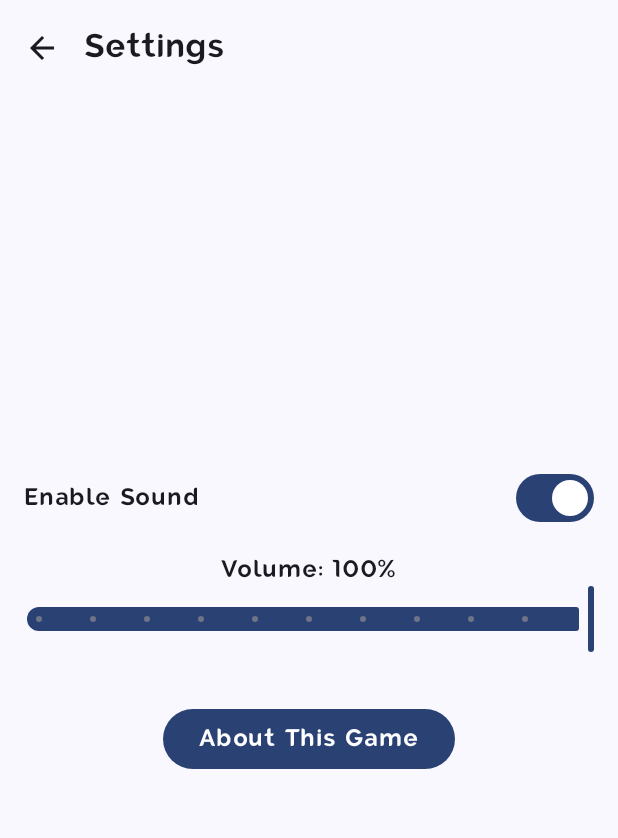
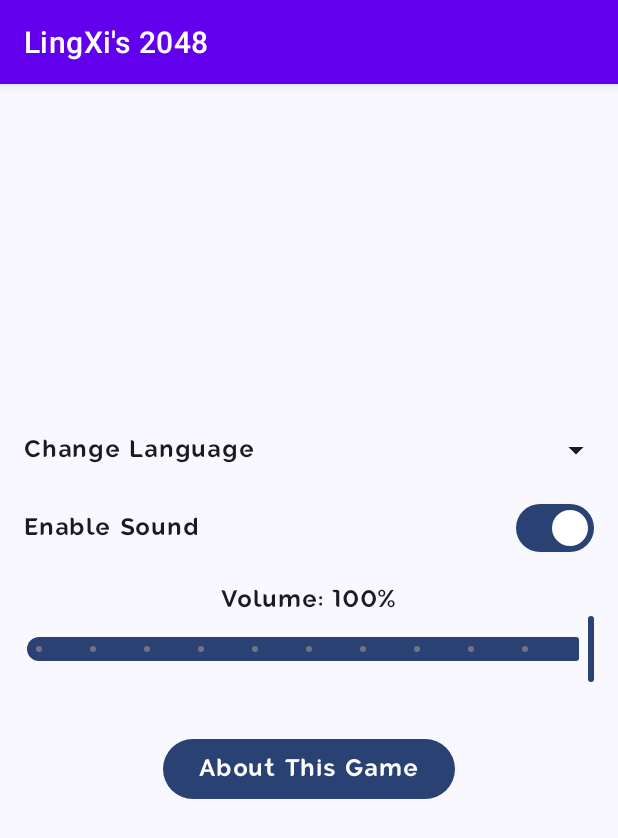
Before and after one commit to LingXi9374/LingXi-s-2048-game, an Android app built with Jetpack Compose: the SettingsScreen screen opened through its navigation route, on a phone screen of 412 x 824 dp. Shown: the top 838 px of the screen. Run offline under Robolectric (Android 15) with nearby library versions, the phone set to English and light mode, and no system bars; pictures from the network do not load.

Commit message:
add feature: multi-language support

```diff
--- a/app/src/main/java/org/lingxi9374/game2048/GameScreen.kt
+++ b/app/src/main/java/org/lingxi9374/game2048/GameScreen.kt
@@ -52,6 +52,7 @@ import androidx.compose.ui.graphics.Color
 import androidx.compose.ui.input.pointer.pointerInput
 import androidx.compose.ui.platform.LocalContext
 import androidx.compose.ui.platform.LocalLifecycleOwner
+import androidx.compose.ui.res.stringResource
 import androidx.compose.ui.text.font.FontWeight
 import androidx.compose.ui.unit.Dp
 import androidx.compose.ui.unit.dp
@@ -192,7 +193,7 @@ fun GameScreen(navController: NavController) {
                 }
 
                 Text(
-                    text = "Score: $score",
+                    text = "${stringResource(R.string.game_screen_score_label)}$score",
                     fontSize = 24.sp,
                     fontFamily = appFontFamily,
                     modifier = Modifier.align(Alignment.BottomStart)
--- a/app/src/main/java/org/lingxi9374/game2048/MainActivity.kt
+++ b/app/src/main/java/org/lingxi9374/game2048/MainActivity.kt
@@ -2,9 +2,9 @@
 package org.lingxi9374.game2048
 
 import android.os.Bundle
-import androidx.activity.ComponentActivity
 import androidx.activity.compose.setContent
 import androidx.activity.enableEdgeToEdge
+import androidx.appcompat.app.AppCompatActivity
 import androidx.compose.foundation.layout.fillMaxSize
 import androidx.compose.material3.MaterialTheme
 import androidx.compose.material3.Surface
@@ -20,7 +20,7 @@ import org.lingxi9374.game2048.ui.HistoryScreen
 import org.lingxi9374.game2048.ui.SettingsScreen
 import org.lingxi9374.game2048.ui.theme.LingXis2048Theme
 
-class MainActivity : ComponentActivity() {
+class MainActivity : AppCompatActivity() {
     override fun onCreate(savedInstanceState: Bundle?) {
         enableEdgeToEdge()
         super.onCreate(savedInstanceState)
@@ -33,7 +33,8 @@ class MainActivity : ComponentActivity() {
         setContent {
             LingXis2048Theme {
                 Surface(
-                    modifier = Modifier.fillMaxSize(),
+                    modifier = Modifier
+                                .fillMaxSize(),
                     color = MaterialTheme.colorScheme.background
                 ) {
                     val navController = rememberNavController()
--- a/app/src/main/java/org/lingxi9374/game2048/ui/SettingsScreen.kt
+++ b/app/src/main/java/org/lingxi9374/game2048/ui/SettingsScreen.kt
@@ -1,5 +1,11 @@
 package org.lingxi9374.game2048.ui
 
+import android.app.Activity
+import android.content.Context
+import android.content.ContextWrapper
+import androidx.appcompat.app.AppCompatDelegate
+import androidx.compose.foundation.background
+import androidx.compose.foundation.clickable
 import androidx.compose.foundation.layout.Arrangement
 import androidx.compose.foundation.layout.Column
 import androidx.compose.foundation.layout.Row
@@ -16,6 +22,7 @@ import androidx.compose.foundation.layout.safeDrawingPadding
 import androidx.compose.foundation.layout.windowInsetsPadding
 import androidx.compose.material.icons.Icons
 import androidx.compose.material.icons.automirrored.filled.ArrowBack
+import androidx.compose.material.icons.filled.ArrowDropDown
 import androidx.compose.material3.Button
 import androidx.compose.material3.ExperimentalMaterial3Api
 import androidx.compose.material3.Icon
@@ -26,6 +33,7 @@ import androidx.compose.material3.Slider
 import androidx.compose.material3.Switch
 import androidx.compose.material3.Text
 import androidx.compose.material3.TopAppBar
+import androidx.compose.material3.DropdownMenu
 import androidx.compose.runtime.Composable
 import androidx.compose.runtime.getValue
 import androidx.compose.runtime.mutableFloatStateOf
@@ -34,8 +42,10 @@ import androidx.compose.runtime.remember
 import androidx.compose.runtime.setValue
 import androidx.compose.ui.Alignment
 import androidx.compose.ui.Modifier
+import androidx.compose.ui.platform.LocalConfiguration
 import androidx.compose.ui.platform.LocalContext
 import androidx.compose.ui.unit.dp
+import androidx.core.os.LocaleListCompat
 import androidx.navigation.NavController
 import org.lingxi9374.game2048.SettingsManager
 
@@ -44,9 +54,24 @@ import org.lingxi9374.game2048.SettingsManager
 fun SettingsScreen(navController: NavController) {
     val context = LocalContext.current
     val settingsManager = remember { SettingsManager(context) }
+    val screenWidth = LocalConfiguration.current.screenWidthDp.dp
 
     var soundEnabled by remember { mutableStateOf(settingsManager.isSoundEnabled()) }
     var soundVolume by remember { mutableFloatStateOf(settingsManager.getSoundVolume()) }
+    var languageDropdownExpanded by remember { mutableStateOf(false) }
+
+    fun Context.findActivity() : Activity? = when(this){
+        is Activity -> this
+        is ContextWrapper -> baseContext.findActivity()
+        else -> null
+    }
+
+    val onLanguageSelected = { languageCode: String ->
+        context.findActivity()?.runOnUiThread {
+            val appLocale = LocaleListCompat.forLanguageTags(languageCode)
+            AppCompatDelegate.setApplicationLocales(appLocale)
+        }
+    }
 
     Scaffold(
         contentWindowInsets = WindowInsets(0, 0, 0, 0),
@@ -70,6 +95,50 @@ fun SettingsScreen(navController: NavController) {
             horizontalAlignment = Alignment.CenterHorizontally,
             verticalArrangement = Arrangement.Center
         ) {
+            Column {
+                Row(
+                    modifier = Modifier
+                        .fillMaxWidth()
+                        .clickable { languageDropdownExpanded = true },
+                    verticalAlignment = Alignment.CenterVertically,
+                    horizontalArrangement = Arrangement.SpaceBetween,
+                ) {
+                    Text(
+                        "Change Language",
+                        style = MaterialTheme.typography.bodyLarge,
+                    )
+                    Icon(
+                        imageVector = Icons.Default.ArrowDropDown,
+                        contentDescription = "Change Language",
+                    )
+                }
+
+                Spacer(modifier = Modifier.height(16.dp))
+
+                DropdownMenu(
+                    expanded = languageDropdownExpanded,
+                    onDismissRequest = { languageDropdownExpanded = false },
+                    modifier = Modifier
+                        .fillMaxWidth()
+                        .background(MaterialTheme.colorScheme.surface)
+                ) {
+                    Text(
+                        "English",
+                        modifier = Modifier
+                            .fillMaxWidth()
+                            .clickable { onLanguageSelected("en"); languageDropdownExpanded = false }
+                            .padding(16.dp)
+                    )
+                    Text(
+                        "中文(中国)",
+                        modifier = Modifier
+                            .fillMaxWidth()
+                            .clickable { onLanguageSelected("zh-CN"); languageDropdownExpanded = false }
+                            .padding(16.dp)
+                    )
+                }
+            }
+
             Row(
                 modifier = Modifier.fillMaxWidth(),
                 verticalAlignment = Alignment.CenterVertically,
--- a/app/src/main/res/values/strings.xml
+++ b/app/src/main/res/values/strings.xml
@@ -1,3 +1,4 @@
 <resources>
     <string name="app_name">LingXi\'s 2048</string>
+    <string name="game_screen_score_label">Score: </string>
 </resources>
--- /dev/null
+++ b/app/src/main/res/xml/locales_config.xml
@@ -0,0 +1,5 @@
+<?xml version="1.0" encoding="utf-8"?>
+<locale-config xmlns:android="http://schemas.android.com/apk/res/android">
+    <locale android:name="en"/>
+    <locale android:name="zh-CN"/>
+</locale-config>
```
Also changed, not shown: app/src/main/AndroidManifest.xml (+8 -0 lines), gradle/wrapper/gradle-wrapper.properties, 1 other file.
